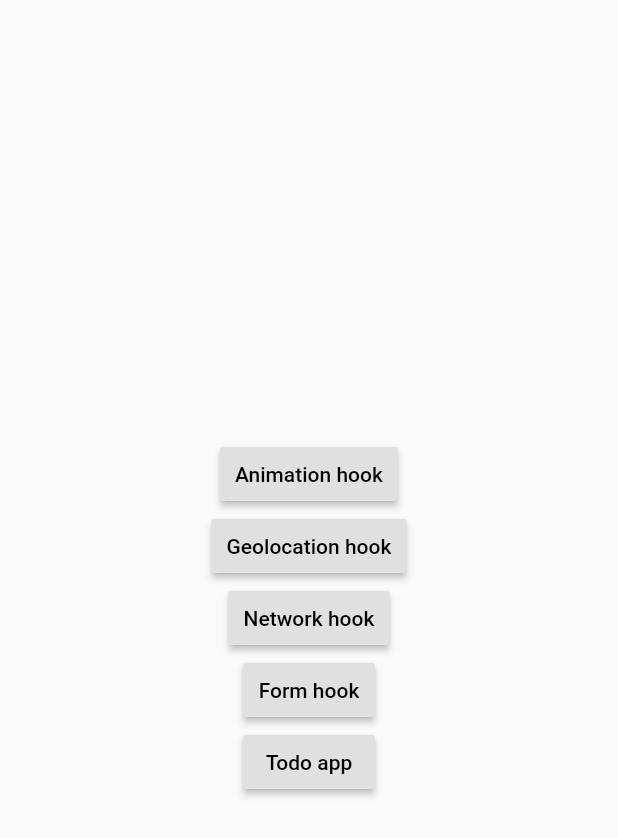
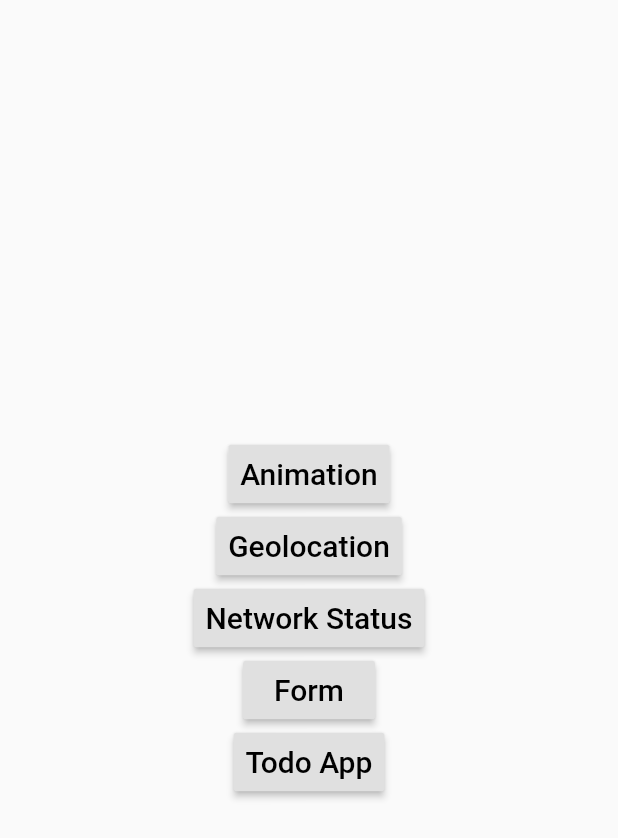
Before and after one commit to korzonkiee/flutter_hooks, a Flutter app: the screen it shows after launch, on a phone screen of 412 x 824 dp. Shown: the top 838 px of the screen. Run offline on Flutter 3.47's test engine with Material 2 defaults, Android fonts, the phone set to English and light mode, and no system bars; our stand-ins replace connectivity, flutter_hooks, geolocator, shared_preferences; generated files the repository leaves out were written again.

Commit message:
Increase font size

```diff
--- a/lib/common/button.dart
+++ b/lib/common/button.dart
@@ -13,8 +13,11 @@ class AppButton extends StatelessWidget {
       textColor: Colors.black,
       padding: const EdgeInsets.all(0.0),
       child: Container(
-        padding: const EdgeInsets.all(10.0),
-        child: Text(this.text),
+        padding: EdgeInsets.all(8.0),
+        child: Text(
+          this.text,
+          style: TextStyle(fontSize: 20),
+        ),
       ),
     );
   }
--- a/lib/geolocation/geolocation_page.dart
+++ b/lib/geolocation/geolocation_page.dart
@@ -2,6 +2,7 @@ import 'package:flutter/material.dart';
 import 'package:flutter/widgets.dart';
 import 'package:flutter_hooks/flutter_hooks.dart';
 import 'package:hooks_examples/common/container.dart';
+import 'package:hooks_examples/common/text.dart';
 import 'package:hooks_examples/geolocation/use_geolocation.dart';
 
 class GeolocationPage extends HookWidget {
@@ -12,7 +13,7 @@ class GeolocationPage extends HookWidget {
     final currentPosition = useGeolocation();
     return AppContainer(
       child: Center(
-        child: Text(
+        child: AppText(
             "Lat: ${currentPosition.latitude} Lng: ${currentPosition.longitude}"),
       ),
     );
--- a/lib/main.dart
+++ b/lib/main.dart
@@ -41,31 +41,31 @@ class MyHomePage extends HookWidget {
             onPressed: () {
               _goTo(AnimationPage(), context);
             },
-            text: "Animation hook",
+            text: "Animation",
           ),
           AppButton(
             onPressed: () {
               _goTo(GeolocationPage(), context);
             },
-            text: "Geolocation hook",
+            text: "Geolocation",
           ),
           AppButton(
             onPressed: () {
               _goTo(NetworkStatusPage(), context);
             },
-            text: "Network hook",
+            text: "Network Status",
           ),
           AppButton(
             onPressed: () {
               _goTo(FormPage(), context);
             },
-            text: "Form hook",
+            text: "Form",
           ),
           AppButton(
             onPressed: () {
               _goTo(TodoPage(), context);
             },
-            text: "Todo app",
+            text: "Todo App",
           ),
         ],
       ),
--- a/lib/network/network_status.dart
+++ b/lib/network/network_status.dart
@@ -1,5 +1,6 @@
 import 'package:flutter/material.dart';
 import 'package:flutter_hooks/flutter_hooks.dart';
+import 'package:hooks_examples/common/text.dart';
 import 'package:hooks_examples/network/use_network_state.dart';
 
 class NetworkStatus extends HookWidget {
@@ -8,6 +9,6 @@ class NetworkStatus extends HookWidget {
   @override
   Widget build(BuildContext context) {
     final status = useNetworkStatus();
-    return Text("Connected: $status");
+    return AppText("Connected: $status");
   }
 }
```
Also changed, not shown: lib/common/text.dart (added, +16 -0 lines), lib/common/text_field.dart (added, +29 -0 lines), lib/form/register_form.dart (+10 -9 lines), lib/network/use_network_state.dart (+0 -8 lines), lib/todo/todo_page.dart (+5 -5 lines).
